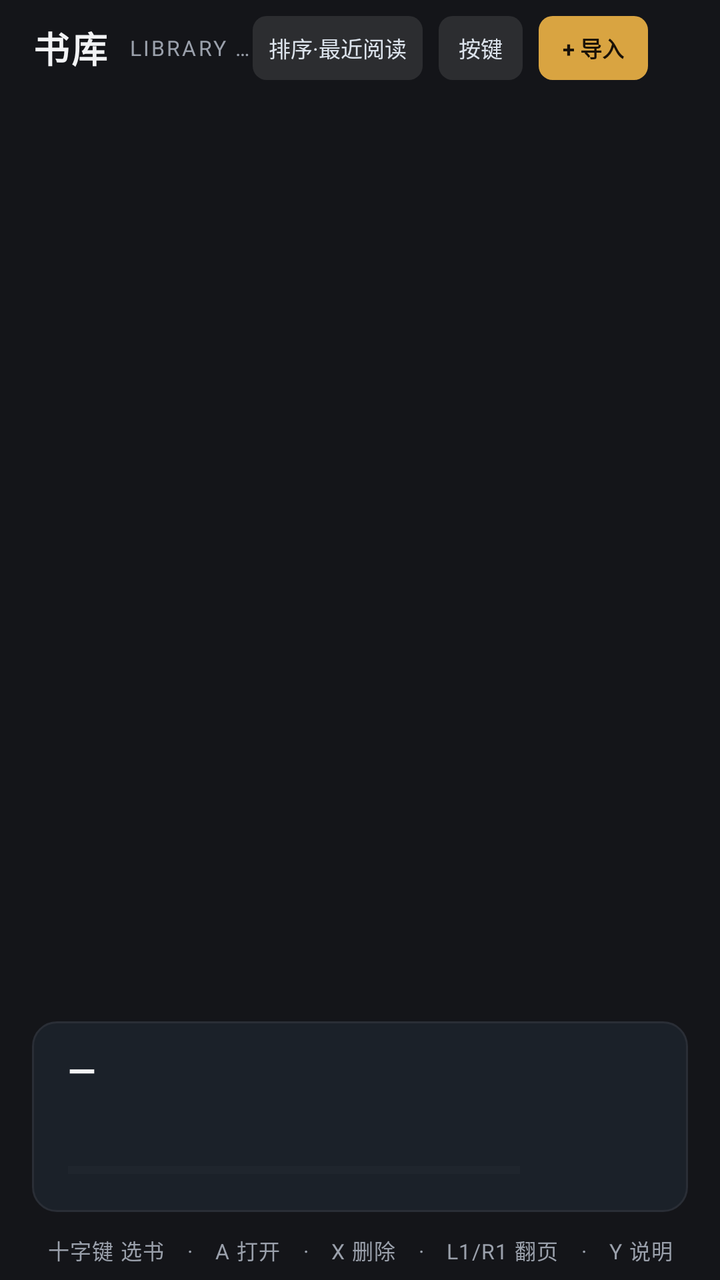
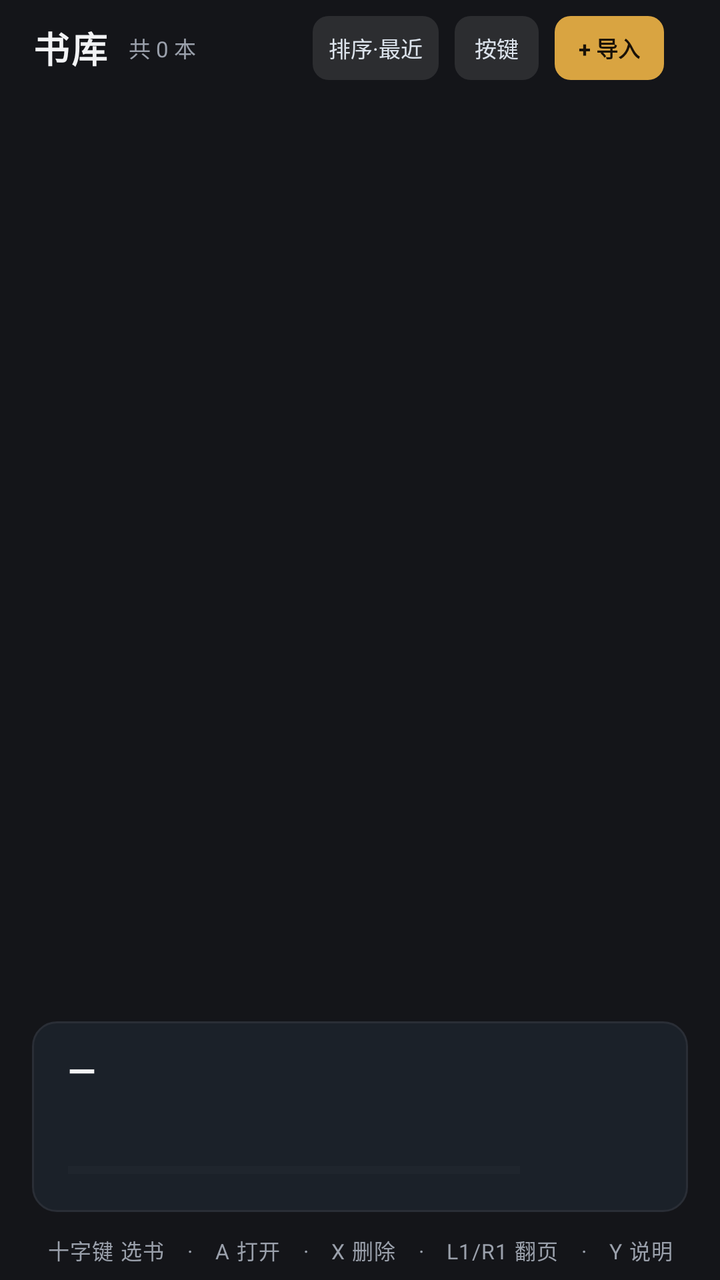

Before-and-after screenshots of an Android layout around one commit, followed by the original layout XML and the change that was made.
<!-- AndroidManifest.xml: application theme Theme.PocketReader -->
<!-- res/layout/activity_main.xml -->
<?xml version="1.0" encoding="utf-8"?>
<LinearLayout xmlns:android="http://schemas.android.com/apk/res/android"
    android:layout_width="match_parent"
    android:layout_height="match_parent"
    android:background="@color/bg_page"
    android:orientation="vertical">

    <LinearLayout
        android:layout_width="match_parent"
        android:layout_height="48dp"
        android:gravity="center_vertical"
        android:orientation="horizontal"
        android:paddingHorizontal="16dp">

        <TextView
            android:layout_width="wrap_content"
            android:layout_height="wrap_content"
            android:letterSpacing="0.06"
            android:text="书库"
            android:textColor="@color/text_primary"
            android:textSize="18sp"
            android:textStyle="bold" />

        <TextView
            android:id="@+id/tvLibCount"
            android:layout_width="0dp"
            android:layout_height="wrap_content"
            android:layout_marginStart="10dp"
            android:layout_weight="1"
            android:ellipsize="end"
            android:letterSpacing="0.1"
            android:maxLines="1"
            android:text="LIBRARY · 0 本"
            android:textColor="@color/text_tertiary"
            android:textSize="10.5sp" />

        <TextView
            android:id="@+id/btnSort"
            android:layout_width="wrap_content"
            android:layout_height="32dp"
            android:background="@drawable/bg_tool_btn"
            android:gravity="center"
            android:paddingHorizontal="8dp"
            android:text="排序·最近阅读"
            android:textColor="@color/text_secondary"
            android:textSize="11sp" />

        <TextView
            android:id="@+id/btnHelp"
            android:layout_width="wrap_content"
            android:layout_height="32dp"
            android:layout_marginStart="8dp"
            android:background="@drawable/bg_tool_btn"
            android:gravity="center"
            android:paddingHorizontal="10dp"
            android:text="按键"
            android:textColor="@color/text_secondary"
            android:textSize="11sp" />

        <TextView
            android:id="@+id/btnImport"
            android:layout_width="wrap_content"
            android:layout_height="32dp"
            android:layout_marginStart="8dp"
            android:background="@drawable/bg_accent_btn"
            android:gravity="center"
            android:paddingHorizontal="12dp"
            android:text="+ 导入"
            android:textColor="@color/on_accent"
            android:textSize="11sp"
            android:textStyle="bold" />

        <TextView
            android:id="@+id/tvBattery"
            android:layout_width="wrap_content"
            android:layout_height="wrap_content"
            android:layout_marginStart="12dp"
            android:textColor="@color/text_secondary"
            android:textSize="11sp" />

        <TextView
            android:id="@+id/tvClock"
            android:layout_width="wrap_content"
            android:layout_height="wrap_content"
            android:layout_marginStart="8dp"
            android:textColor="@color/text_secondary"
            android:textSize="11sp" />
    </LinearLayout>

    <FrameLayout
        android:layout_width="match_parent"
        android:layout_height="0dp"
        android:layout_weight="1">

        <androidx.recyclerview.widget.RecyclerView
            android:id="@+id/recycler"
            android:layout_width="match_parent"
            android:layout_height="match_parent"
            android:clipToPadding="false"
            android:paddingHorizontal="12dp" />

        <LinearLayout
            android:id="@+id/emptyView"
            android:layout_width="match_parent"
            android:layout_height="match_parent"
            android:gravity="center"
            android:orientation="vertical"
            android:visibility="gone">

            <TextView
                android:layout_width="wrap_content"
                android:layout_height="wrap_content"
                android:text="书架还空着"
                android:textColor="@color/text_faint"
                android:textSize="15sp" />

            <TextView
                android:layout_width="wrap_content"
                android:layout_height="wrap_content"
                android:layout_marginTop="6dp"
                android:text="点右上角「导入」添加 TXT / EPUB / MOBI / AZW3"
                android:textColor="@color/text_faint"
                android:textSize="11sp" />
        </LinearLayout>

        <LinearLayout
            android:id="@+id/importOverlay"
            android:layout_width="match_parent"
            android:layout_height="match_parent"
            android:background="@color/scrim_page"
            android:gravity="center"
            android:orientation="vertical"
            android:visibility="gone">

            <ProgressBar
                android:layout_width="wrap_content"
                android:layout_height="wrap_content"
                android:indeterminateTint="@color/accent" />

            <TextView
                android:id="@+id/tvImportState"
                android:layout_width="wrap_content"
                android:layout_height="wrap_content"
                android:layout_marginTop="10dp"
                android:text="正在解析…"
android:textColor="@color/text_secondary"
            android:textSize="12sp" />
        </LinearLayout>
    </FrameLayout>

    <LinearLayout
        android:id="@+id/infoPanel"
        android:layout_width="match_parent"
        android:layout_height="wrap_content"
        android:layout_marginHorizontal="16dp"
        android:layout_marginBottom="4dp"
        android:background="@drawable/bg_panel"
        android:orientation="vertical"
        android:paddingHorizontal="18dp"
        android:paddingVertical="12dp">

        <LinearLayout
            android:layout_width="match_parent"
            android:layout_height="wrap_content"
            android:gravity="bottom"
            android:orientation="horizontal">

            <TextView
                android:id="@+id/tvPanelTitle"
                android:layout_width="0dp"
                android:layout_height="wrap_content"
                android:layout_weight="1"
                android:ellipsize="end"
                android:maxLines="1"
                android:text="—"
                android:textColor="@color/text_primary"
                android:textSize="18sp"
                android:textStyle="bold" />

            <TextView
                android:id="@+id/tvPanelCount"
                android:layout_width="wrap_content"
                android:layout_height="wrap_content"
                android:layout_marginStart="12dp"
                android:textColor="@color/text_tertiary"
                android:textSize="12sp" />
        </LinearLayout>

        <TextView
            android:id="@+id/tvPanelSub"
            android:layout_width="match_parent"
            android:layout_height="wrap_content"
            android:layout_marginTop="3dp"
            android:ellipsize="end"
            android:maxLines="1"
            android:textColor="@color/text_tertiary"
            android:textSize="12sp" />

        <LinearLayout
            android:layout_width="match_parent"
            android:layout_height="wrap_content"
            android:layout_marginTop="10dp"
            android:gravity="center_vertical"
            android:orientation="horizontal">

            <ProgressBar
                android:id="@+id/pbPanel"
                style="?android:attr/progressBarStyleHorizontal"
                android:layout_width="0dp"
                android:layout_height="5dp"
                android:layout_weight="1"
                android:max="1000"
            android:progressBackgroundTint="@color/line"
            android:progressTint="@color/progress" />

            <TextView
                android:id="@+id/tvPanelPct"
                android:layout_width="wrap_content"
                android:layout_height="wrap_content"
                android:layout_marginStart="12dp"
                android:minWidth="44dp"
                android:textAlignment="viewEnd"
                android:textColor="@color/text_primary"
                android:textSize="13sp"
                android:textStyle="bold" />

            <TextView
                android:id="@+id/tvPanelLast"
                android:layout_width="wrap_content"
                android:layout_height="wrap_content"
                android:layout_marginStart="10dp"
                android:textColor="@color/text_tertiary"
                android:textSize="11.5sp" />
        </LinearLayout>
    </LinearLayout>

    <TextView
        android:id="@+id/hintBar"
        android:layout_width="match_parent"
        android:layout_height="30dp"
        android:ellipsize="end"
        android:gravity="center"
        android:letterSpacing="0.04"
        android:maxLines="1"
        android:text="十字键 选书　·　A 打开　·　X 删除　·　L1/R1 翻页　·　Y 说明"
        android:textColor="@color/text_tertiary"
        android:textSize="10.5sp" />

</LinearLayout>
<!-- resources referenced by this layout -->
<resources>
  <color name="accent">#FFD9A441</color>
  <color name="bg_page">#FF141519</color>
  <color name="line">#FF2A2E36</color>
  <color name="on_accent">#FF1A1208</color>
  <color name="progress">#FF7C9CFF</color>
  <color name="scrim_page">#CC141519</color>
  <color name="text_faint">#FF5E6975</color>
  <color name="text_primary">#FFF2F3F5</color>
  <color name="text_secondary">#FFDCE3EC</color>
  <color name="text_tertiary">#FF9AA0AB</color>
  <!-- drawable bg_accent_btn (drawable) -->
  <?xml version="1.0" encoding="utf-8"?>
  <ripple xmlns:android="http://schemas.android.com/apk/res/android"
      android:color="#33FFFFFF">
      <item>
          <selector>
              
              <item android:state_focused="true">
                  <shape android:shape="rectangle">
                      <corners android:radius="7dp" />
                      <solid android:color="@color/accent_bright" />
                      <stroke android:width="2dp" android:color="@color/stroke_focused" />
                  </shape>
              </item>
              <item>
                  <shape android:shape="rectangle">
                      <corners android:radius="7dp" />
                      <solid android:color="@color/accent" />
                  </shape>
              </item>
          </selector>
      </item>
  </ripple>
  <!-- drawable bg_panel (drawable) -->
  <?xml version="1.0" encoding="utf-8"?>
  <shape xmlns:android="http://schemas.android.com/apk/res/android"
      android:shape="rectangle">
      <corners android:radius="12dp" />
      <solid android:color="@color/bg_panel" />
      <stroke android:width="1dp" android:color="@color/line" />
  </shape>
  <!-- drawable bg_tool_btn (drawable) -->
  <?xml version="1.0" encoding="utf-8"?>
  <selector xmlns:android="http://schemas.android.com/apk/res/android">
      <item android:state_focused="true">
          <shape android:shape="rectangle">
              <corners android:radius="7dp" />
              <solid android:color="#FF2B333E" />
              <stroke android:width="2dp" android:color="@color/accent" />
          </shape>
      </item>
      <item android:state_pressed="true">
          <shape android:shape="rectangle">
              <corners android:radius="7dp" />
              <solid android:color="#FF39424F" />
          </shape>
      </item>
      <item>
          <shape android:shape="rectangle">
              <corners android:radius="7dp" />
              <solid android:color="#1AFFFFFF" />
          </shape>
      </item>
  </selector>
  <style name="Theme.PocketReader" parent="Theme.Material3.Dark.NoActionBar">
          <item name="android:windowBackground">@color/bg_page</item>
          <item name="android:statusBarColor">@android:color/transparent</item>
          <item name="android:navigationBarColor">@android:color/transparent</item>
          <item name="android:windowLightStatusBar">false</item>
      </style>
  <color name="accent_bright">#FFE6BC5C</color>
  <color name="stroke_focused">#FFF2F3F5</color>
  <color name="bg_panel">#FF1B2129</color>
</resources>

<!-- the commit's change to res/layout/activity_main.xml (unified diff, before → after) -->
@@ -28,11 +28,10 @@
             android:layout_marginStart="10dp"
             android:layout_weight="1"
             android:ellipsize="end"
-            android:letterSpacing="0.1"
             android:maxLines="1"
-            android:text="LIBRARY · 0 本"
+            android:text="共 0 本"
             android:textColor="@color/text_tertiary"
-            android:textSize="10.5sp" />
+            android:textSize="11sp" />
 
         <TextView
             android:id="@+id/btnSort"
@@ -41,7 +40,7 @@
             android:background="@drawable/bg_tool_btn"
             android:gravity="center"
             android:paddingHorizontal="8dp"
-            android:text="排序·最近阅读"
+            android:text="排序·最近"
             android:textColor="@color/text_secondary"
             android:textSize="11sp" />
 
@@ -71,18 +70,10 @@
             android:textStyle="bold" />
 
         <TextView
-            android:id="@+id/tvBattery"
+            android:id="@+id/tvClock"
             android:layout_width="wrap_content"
             android:layout_height="wrap_content"
             android:layout_marginStart="12dp"
-            android:textColor="@color/text_secondary"
-            android:textSize="11sp" />
-
-        <TextView
-            android:id="@+id/tvClock"
-            android:layout_width="wrap_content"
-            android:layout_height="wrap_content"
-            android:layout_marginStart="8dp"
             android:textColor="@color/text_secondary"
             android:textSize="11sp" />
     </LinearLayout>
@@ -111,7 +102,7 @@
                 android:layout_width="wrap_content"
                 android:layout_height="wrap_content"
                 android:text="书架还空着"
-                android:textColor="@color/text_faint"
+                android:textColor="@color/text_secondary"
                 android:textSize="15sp" />
 
             <TextView
@@ -119,8 +110,8 @@
                 android:layout_height="wrap_content"
                 android:layout_marginTop="6dp"
                 android:text="点右上角「导入」添加 TXT / EPUB / MOBI / AZW3"
-                android:textColor="@color/text_faint"
-                android:textSize="11sp" />
+                android:textColor="@color/text_tertiary"
+                android:textSize="11.5sp" />
         </LinearLayout>
 
         <LinearLayout
<!-- resource entries referenced after the edit -->
@@ -6,7 +6,6 @@
   <color name="on_accent">#FF1A1208</color>
   <color name="progress">#FF7C9CFF</color>
   <color name="scrim_page">#CC141519</color>
-  <color name="text_faint">#FF5E6975</color>
   <color name="text_primary">#FFF2F3F5</color>
   <color name="text_secondary">#FFDCE3EC</color>
   <color name="text_tertiary">#FF9AA0AB</color>
@@ -19,14 +18,14 @@
               
               <item android:state_focused="true">
                   <shape android:shape="rectangle">
-                      <corners android:radius="7dp" />
+                      <corners android:radius="8dp" />
                       <solid android:color="@color/accent_bright" />
                       <stroke android:width="2dp" android:color="@color/stroke_focused" />
                   </shape>
               </item>
               <item>
                   <shape android:shape="rectangle">
-                      <corners android:radius="7dp" />
+                      <corners android:radius="8dp" />
                       <solid android:color="@color/accent" />
                   </shape>
               </item>
@@ -46,20 +45,20 @@
   <selector xmlns:android="http://schemas.android.com/apk/res/android">
       <item android:state_focused="true">
           <shape android:shape="rectangle">
-              <corners android:radius="7dp" />
+              <corners android:radius="8dp" />
               <solid android:color="#FF2B333E" />
               <stroke android:width="2dp" android:color="@color/accent" />
           </shape>
       </item>
       <item android:state_pressed="true">
           <shape android:shape="rectangle">
-              <corners android:radius="7dp" />
+              <corners android:radius="8dp" />
               <solid android:color="#FF39424F" />
           </shape>
       </item>
       <item>
           <shape android:shape="rectangle">
-              <corners android:radius="7dp" />
+              <corners android:radius="8dp" />
               <solid android:color="#1AFFFFFF" />
           </shape>
       </item>
